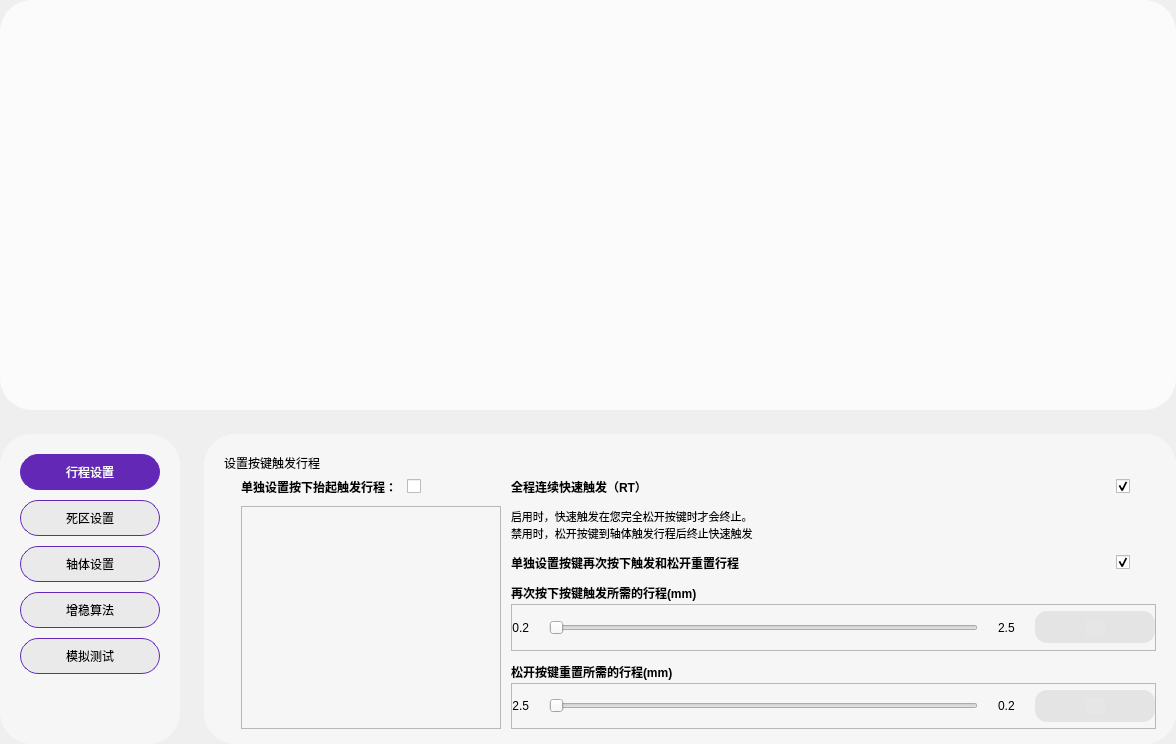
Above: FrameMagic.ui from wlffeng2008/AkkoStudio before the change. Below: the same form after it.
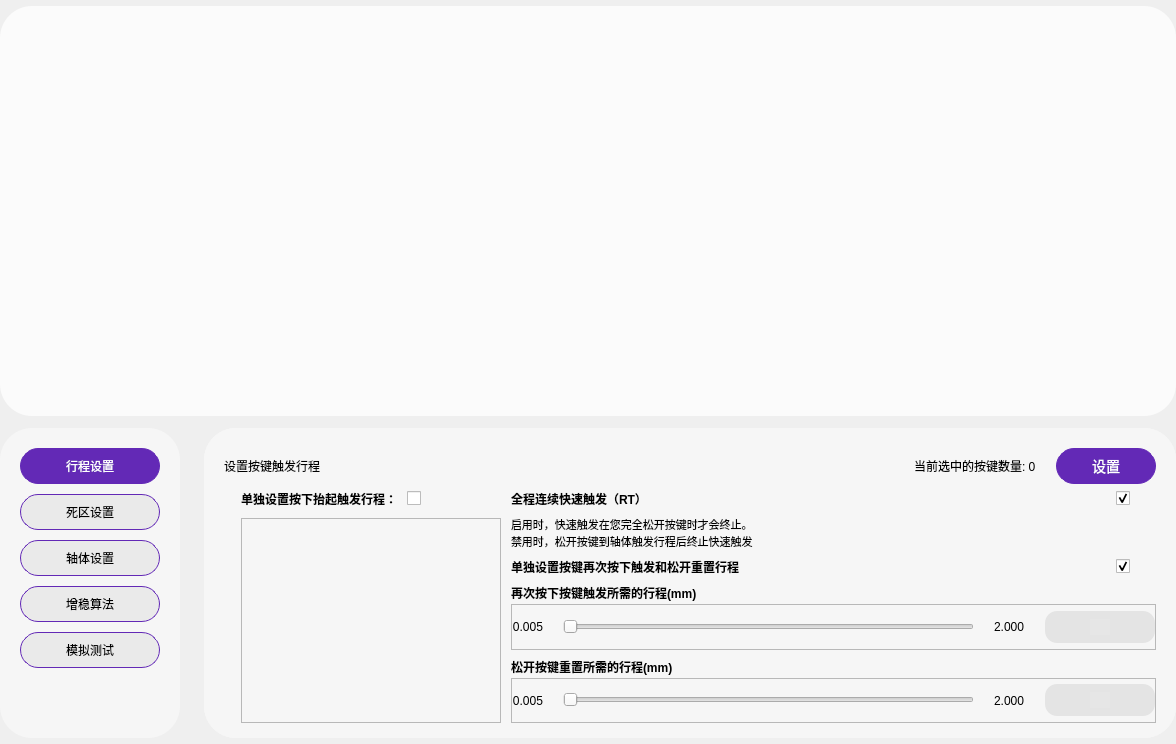
That is the form after the change. The open tabs and pages were chosen to show the change. Icons and pictures are not drawn. Custom widgets are drawn as their Qt base class.

```diff
--- a/FrameMagic.ui
+++ b/FrameMagic.ui
@@ -22,10 +22,7 @@
   <property name="lineWidth">
    <number>0</number>
   </property>
-  <layout class="QVBoxLayout" name="verticalLayout" stretch="1,0">
-   <property name="spacing">
-    <number>24</number>
-   </property>
+  <layout class="QGridLayout" name="gridLayout">
    <property name="leftMargin">
     <number>0</number>
    </property>
@@ -38,7 +35,7 @@
    <property name="bottomMargin">
     <number>0</number>
    </property>
-   <item>
+   <item row="0" column="0">
     <widget class="QFrame" name="frameTop">
      <property name="minimumSize">
       <size>
@@ -81,7 +78,7 @@
      </layout>
     </widget>
    </item>
-   <item>
+   <item row="1" column="0">
     <widget class="QFrame" name="frameBottom">
      <property name="minimumSize">
       <size>
@@ -282,14 +279,60 @@
               <number>15</number>
              </property>
              <item>
-              <widget class="QLabel" name="labelTitle">
-               <property name="text">
-                <string>设置按键触发行程</string>
+              <layout class="QHBoxLayout" name="horizontalLayout_24">
+               <property name="spacing">
+                <number>20</number>
                </property>
-               <property name="alignment">
-                <set>Qt::AlignmentFlag::AlignLeading|Qt::AlignmentFlag::AlignLeft|Qt::AlignmentFlag::AlignVCenter</set>
+               <property name="bottomMargin">
+                <number>0</number>
                </property>
-              </widget>
+               <item>
+                <widget class="QLabel" name="labelTitle">
+                 <property name="text">
+                  <string>设置按键触发行程</string>
+                 </property>
+                 <property name="alignment">
+                  <set>Qt::AlignmentFlag::AlignLeading|Qt::AlignmentFlag::AlignLeft|Qt::AlignmentFlag::AlignVCenter</set>
+                 </property>
+                </widget>
+               </item>
+               <item>
+                <spacer name="horizontalSpacer_2">
+                 <property name="orientation">
+                  <enum>Qt::Orientation::Horizontal</enum>
+                 </property>
+                 <property name="sizeHint" stdset="0">
+                  <size>
+                   <width>40</width>
+                   <height>20</height>
+                  </size>
+                 </property>
+                </spacer>
+               </item>
+               <item>
+                <widget class="QLabel" name="labelSelectRTKey">
+                 <property name="text">
+                  <string>当前选中的按键数量: 0</string>
+                 </property>
+                </widget>
+               </item>
+               <item>
+                <widget class="QPushButton" name="pushButtonSetRT">
+                 <property name="minimumSize">
+                  <size>
+                   <width>100</width>
+                   <height>36</height>
+                  </size>
+                 </property>
+                 <property name="styleSheet">
+                  <string notr="true">QPushButton{background-color:#6329B6;border:1px solid #6329B6;border-radius:18px;color:white;min-height:34px;font-size:14px;}</string>
+                 </property>
+                 <property name="text">
+                  <string>设置</string>
+                 </property>
+                </widget>
+               </item>
+              </layout>
              </item>
              <item>
               <layout class="QHBoxLayout" name="horizontalLayout_12">
@@ -385,7 +428,7 @@
                <item>
                 <layout class="QVBoxLayout" name="verticalLayout_17" stretch="0,0,0,1,1">
                  <property name="spacing">
-                  <number>12</number>
+                  <number>8</number>
                  </property>
                  <item>
                   <layout class="QHBoxLayout" name="horizontalLayout_4">
@@ -568,7 +611,7 @@
                        <item>
                         <widget class="QLabel" name="label_8">
                          <property name="text">
-                          <string>0.2</string>
+                          <string>0.005</string>
                          </property>
                          <property name="alignment">
                           <set>Qt::AlignmentFlag::AlignRight|Qt::AlignmentFlag::AlignTrailing|Qt::AlignmentFlag::AlignVCenter</set>
@@ -577,11 +620,17 @@
                        </item>
                        <item>
                         <widget class="QSlider" name="horizontalSlider1">
+                         <property name="minimumSize">
+                          <size>
+                           <width>0</width>
+                           <height>24</height>
+                          </size>
+                         </property>
                          <property name="minimum">
-                          <number>200</number>
+                          <number>5</number>
                          </property>
                          <property name="maximum">
-                          <number>2500</number>
+                          <number>2000</number>
                          </property>
                          <property name="orientation">
                           <enum>Qt::Orientation::Horizontal</enum>
@@ -591,7 +640,7 @@
                        <item>
                         <widget class="QLabel" name="label_9">
                          <property name="text">
-                          <string>2.5</string>
+                          <string>2.000</string>
                          </property>
                         </widget>
                        </item>
@@ -599,7 +648,7 @@
                         <widget class="QFrame" name="frame_7">
                          <property name="maximumSize">
                           <size>
-                           <width>120</width>
+                           <width>110</width>
                            <height>32</height>
                           </size>
                          </property>
@@ -615,6 +664,9 @@
                           <enum>QFrame::Shadow::Raised</enum>
                          </property>
                          <layout class="QHBoxLayout" name="horizontalLayout_6">
+                          <property name="spacing">
+                           <number>2</number>
+                          </property>
                           <property name="leftMargin">
                            <number>5</number>
                           </property>
@@ -746,7 +798,7 @@
                        <item>
                         <widget class="QLabel" name="label_13">
                          <property name="text">
-                          <string>2.5</string>
+                          <string>0.005</string>
                          </property>
                          <property name="alignment">
                           <set>Qt::AlignmentFlag::AlignRight|Qt::AlignmentFlag::AlignTrailing|Qt::AlignmentFlag::AlignVCenter</set>
@@ -755,11 +807,17 @@
                        </item>
                        <item>
                         <widget class="QSlider" name="horizontalSlider2">
+                         <property name="minimumSize">
+                          <size>
+                           <width>0</width>
+                           <height>24</height>
+                          </size>
+                         </property>
                          <property name="minimum">
-                          <number>200</number>
+                          <number>5</number>
                          </property>
                          <property name="maximum">
-                          <number>2500</number>
+                          <number>2000</number>
                          </property>
                          <property name="orientation">
                           <enum>Qt::Orientation::Horizontal</enum>
@@ -769,7 +827,7 @@
                        <item>
                         <widget class="QLabel" name="label_14">
                          <property name="text">
-                          <string>0.2</string>
+                          <string>2.000</string>
                          </property>
                         </widget>
                        </item>
@@ -777,7 +835,7 @@
                         <widget class="QFrame" name="frame_10">
                          <property name="maximumSize">
                           <size>
-                           <width>120</width>
+                           <width>110</width>
                            <height>32</height>
                           </size>
                          </property>
@@ -793,6 +851,9 @@
                           <enum>QFrame::Shadow::Raised</enum>
                          </property>
                          <layout class="QHBoxLayout" name="horizontalLayout_9">
+                          <property name="spacing">
+                           <number>2</number>
+                          </property>
                           <property name="leftMargin">
                            <number>5</number>
                           </property>
@@ -1917,6 +1978,11 @@
   </layout>
  </widget>
  <customwidgets>
+  <customwidget>
+   <class>ToggleButton</class>
+   <extends>QCheckBox</extends>
+   <header>togglebutton.h</header>
+  </customwidget>
   <customwidget>
    <class>ModuleLinear</class>
    <extends>QFrame</extends>
@@ -1929,11 +1995,6 @@
    <header>modulekeyboard.h</header>
    <container>1</container>
   </customwidget>
-  <customwidget>
-   <class>ToggleButton</class>
-   <extends>QCheckBox</extends>
-   <header>togglebutton.h</header>
-  </customwidget>
  </customwidgets>
  <resources>
   <include location="res.qrc"/>
```
Left out of the diff: 87 changed lines with no effect on the pictures.
